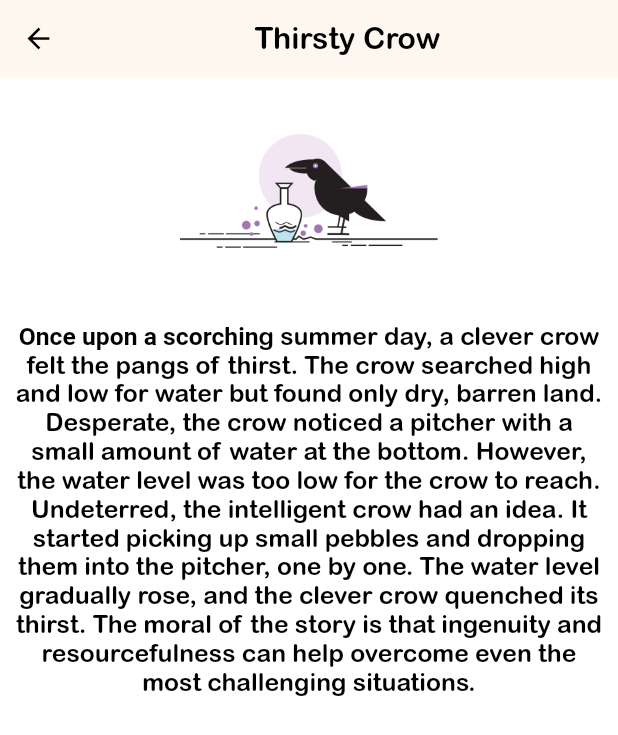
After one commit to IshaqFarid280/kids_codecanyon_project, a Flutter app: the MoralStories screen opened directly, after a tap on "Thirsty Crow", on a phone screen of 412 x 824 dp. The commit adds this screen. Shown: the top 735 px of the screen. Run offline on Flutter 3.47's test engine with Material 3 defaults, Android fonts, the phone set to English and light mode, and no system bars; our stand-ins replace flutter_tts, google_mobile_ads, motion_toast, responsive_framework, webview_flutter; missing offline and left inert: flutter_share; network calls fail.

Commit message:
new kids version 0.0002

```diff
--- /dev/null
+++ b/lib/MoralStories/greedyDog_story.dart
@@ -0,0 +1,32 @@
+import 'package:flutter/material.dart';
+
+class GreedyDo extends StatefulWidget {
+  @override
+  State<GreedyDo> createState() => _GreedyDoState();
+}
+
+class _GreedyDoState extends State<GreedyDo> {
+  @override
+  Widget build(BuildContext context) {
+    return Scaffold(
+      appBar: AppBar(
+        iconTheme: IconThemeData(
+          color: Colors.black,
+        ),
+        backgroundColor: Color(0xFFFEF7F0),
+        elevation: 0,
+        title: Center(
+          child: Text(
+            'Greedy Dog',
+            style: TextStyle(color: Colors.black, fontFamily: "arlrdbd"),
+          ),
+        ),
+      ),
+      body: Column(
+        children: [
+
+        ],
+      ),
+    );
+  }
+}
--- /dev/null
+++ b/lib/MoralStories/thirstycrow_story.dart
@@ -0,0 +1,96 @@
+import 'package:flutter/material.dart';
+import 'package:flutter_tts/flutter_tts.dart';
+import 'package:kids/utils/model.dart';
+
+class ThirstyCros extends StatefulWidget {
+  @override
+  State<ThirstyCros> createState() => _ThirstyCrosState();
+}
+
+class _ThirstyCrosState extends State<ThirstyCros> with TickerProviderStateMixin {
+  final FlutterTts flutterTts = FlutterTts();
+  MoralStory thirstyCrowStory = MoralStory('Once upon a scorching summer day, a clever crow felt the pangs of thirst. The crow searched high and low for water but found only dry, barren land. Desperate, the crow noticed a pitcher with a small amount of water at the bottom. However, the water level was too low for the crow to reach. Undeterred, the intelligent crow had an idea. It started picking up small pebbles and dropping them into the pitcher, one by one. The water level gradually rose, and the clever crow quenched its thirst. The moral of the story is that ingenuity and resourcefulness can help overcome even the most challenging situations.');
+
+  List<String> captions = [];
+  late AnimationController _animationController;
+  int currentCaptionIndex = 0;
+
+  @override
+  void initState() {
+    super.initState();
+    generateCaptions();
+    speakStory();
+
+    _animationController = AnimationController(
+      vsync: this,
+      duration: const Duration(milliseconds: 29500),
+    )..forward();
+  }
+
+  speakStory() async {
+    await flutterTts.speak(thirstyCrowStory.moralstory);
+    _animationController.forward(from: 0.0); // Reset animation when speaking is finished
+  }
+
+  generateCaptions() {
+    // Use the entire story as a single caption
+    captions = [thirstyCrowStory.moralstory];
+  }
+
+  @override
+  void dispose() {
+    flutterTts.stop(); // Stop TTS when the screen is disposed
+    _animationController.dispose();
+    super.dispose();
+  }
+
+  @override
+  Widget build(BuildContext context) {
+    return Scaffold(
+      appBar: AppBar(
+        iconTheme: IconThemeData(
+          color: Colors.black,
+        ),
+        backgroundColor: Color(0xFFFEF7F0),
+        elevation: 0,
+        title: Center(
+          child: Text(
+            'Thirsty Crow',
+            style: TextStyle(color: Colors.black, fontFamily: "arlrdbd"),
+          ),
+        ),
+      ),
+      body: Padding(
+        padding: const EdgeInsets.all(8.0),
+        child: Column(
+          crossAxisAlignment: CrossAxisAlignment.center,
+          children: [
+            Image.asset('assets/images/thirstyCrow.png', height: 150,),
+            SizedBox(height: 20),
+            AnimatedBuilder(
+              animation: _animationController,
+              builder: (context, child) {
+                final String currentCaption = currentCaptionIndex < captions.length ? captions[currentCaptionIndex] : '';
+                return RichText(
+                  textAlign: TextAlign.center,
+                  text: TextSpan(
+                    style: TextStyle(fontSize: 18, color: Colors.black, fontFamily: "arlrdbd"),
+                    children: <TextSpan>[
+                      TextSpan(
+                        text: currentCaption.substring(0, (_animationController.value * currentCaption.length).toInt()),
+                        style: TextStyle(fontWeight: FontWeight.bold),
+                      ),
+                      TextSpan(
+                        text: currentCaption.substring((_animationController.value * currentCaption.length).toInt()),
+                      ),
+                    ],
+                  ),
+                );
+              },
+            ),
+          ],
+        ),
+      ),
+    );
+  }
+}
--- a/lib/Pages/listen_and_guess.dart
+++ b/lib/Pages/listen_and_guess.dart
@@ -20,7 +20,7 @@ class ListenGuess extends StatefulWidget{
   State<ListenGuess> createState() => _ListenGuessState();
 }
 class _ListenGuessState extends State<ListenGuess> {
-  int?  index;
+
 
   @override
   Widget build(BuildContext context) {
--- /dev/null
+++ b/lib/Pages/moral_stories.dart
@@ -0,0 +1,267 @@
+import 'package:flutter/material.dart';
+import 'package:flutter_tts/flutter_tts.dart';
+import 'package:kids/MoralStories/greedyDog_story.dart';
+import 'package:kids/MoralStories/thirstycrow_story.dart';
+
+class MoralStories extends StatefulWidget {
+  @override
+  State<MoralStories> createState() => _MoralStoriesState();
+}
+
+class _MoralStoriesState extends State<MoralStories> {
+  @override
+  Widget build(BuildContext context) {
+    final FlutterTts flutterTts = FlutterTts();
+    Size size = MediaQuery.of(context).size;
+    return Scaffold(
+      appBar: AppBar(
+        iconTheme: IconThemeData(
+          color: Colors.black,
+        ),
+        backgroundColor: Color(0xFFFEF7F0),
+        elevation: 0,
+        title: Center(
+          child: Text(
+            'Moral Stories',
+            style: TextStyle(color: Colors.black, fontFamily: "arlrdbd"),
+          ),
+        ),
+      ),
+      body: Column(
+        children: [
+          Expanded(
+            child: GridView.count(
+              crossAxisCount: 2,
+              padding: EdgeInsets.all(35),
+              mainAxisSpacing: 15,
+              crossAxisSpacing: 20,
+              children: [
+
+                InkWell(
+                  splashColor: Colors.orange[100],
+                  onTap: (){
+                    flutterTts.speak('Thirsty Crow');
+                    Navigator.push(context, MaterialPageRoute(builder: (context)=> ThirstyCros()));
+                  },
+                  child: Container(
+                    decoration: BoxDecoration(
+                      borderRadius: BorderRadius.circular(10.0),
+                      color: Colors.orange[50],
+                    ),
+                    child: Column(
+                        mainAxisAlignment: MainAxisAlignment.center,
+                        crossAxisAlignment: CrossAxisAlignment.center,
+                        children: [
+                          Image.asset('assets/images/thirstyCrow.png',height: 90,),
+                          Container(
+                              height: 45,
+                              width: 200,
+                              decoration: BoxDecoration(
+                                  borderRadius: BorderRadius.circular(10),
+                                  color: Colors.orange[100]
+                              ),
+                              child: Center(child: Text('Thirsty Crow',style: TextStyle(color: Colors.black,fontFamily: "arlrdbd",fontSize: 18),))),                          ]
+                    ),
+                  ),
+                ),
+                InkWell(
+                  splashColor: Colors.orange[100],
+                  onTap: (){
+                    flutterTts.speak('Greedy Dog');
+                    Navigator.push(context, MaterialPageRoute(builder: (context)=>GreedyDo()));
+                  },
+                  child: Container(
+                    decoration: BoxDecoration(
+                      borderRadius: BorderRadius.circular(10.0),
+                      color: Colors.orange[50],
+                    ),
+                    child: Column(
+                        mainAxisAlignment: MainAxisAlignment.center,
+                        crossAxisAlignment: CrossAxisAlignment.center,
+                        children: [
+                          Image.asset('assets/images/greeedydog.jpeg',height: 90),
+                          Container(
+                              height: 45,
+                              width: 200,
+                              decoration: BoxDecoration(
+                                  borderRadius: BorderRadius.circular(10),
+                                  color: Colors.orange[100]
+                              ),
+                              child: Center(child: Text('GreedyDog',style: TextStyle(color: Colors.black,fontFamily: "arlrdbd",fontSize: 18),))),
+                        ]
+                    ),
+                  ),
+                ),
+                InkWell(
+                  splashColor: Colors.orange[100],
+                  onTap: (){
+                    flutterTts.speak('Thirsty Crow');
+                    Navigator.push(context, MaterialPageRoute(builder: (context)=> ThirstyCros()));
+                  },
+                  child: Container(
+                    decoration: BoxDecoration(
+                      borderRadius: BorderRadius.circular(10.0),
+                      color: Colors.orange[50],
+                    ),
+                    child: Column(
+                        mainAxisAlignment: MainAxisAlignment.center,
+                        crossAxisAlignment: CrossAxisAlignment.center,
+                        children: [
+                          Image.asset('assets/images/thirstyCrow.png',height: 90,),
+                          Container(
+                              height: 45,
+                              width: 200,
+                              decoration: BoxDecoration(
+                                  borderRadius: BorderRadius.circular(10),
+                                  color: Colors.orange[100]
+                              ),
+                              child: Center(child: Text('Thirsty Crow',style: TextStyle(color: Colors.black,fontFamily: "arlrdbd",fontSize: 18),))),                          ]
+                    ),
+                  ),
+                ),
+                InkWell(
+                  splashColor: Colors.orange[100],
+                  onTap: (){
+                    flutterTts.speak('Greedy Dog');
+                    Navigator.push(context, MaterialPageRoute(builder: (context)=>GreedyDo()));
+                  },
+                  child: Container(
+                    decoration: BoxDecoration(
+                      borderRadius: BorderRadius.circular(10.0),
+                      color: Colors.orange[50],
+                    ),
+                    child: Column(
+                        mainAxisAlignment: MainAxisAlignment.center,
+                        crossAxisAlignment: CrossAxisAlignment.center,
+                        children: [
+                          Image.asset('assets/images/greeedydog.jpeg',height: 90),
+                          Container(
+                              height: 45,
+                              width: 200,
+                              decoration: BoxDecoration(
+                                  borderRadius: BorderRadius.circular(10),
+                                  color: Colors.orange[100]
+                              ),
+                              child: Center(child: Text('GreedyDog',style: TextStyle(color: Colors.black,fontFamily: "arlrdbd",fontSize: 18),))),
+                        ]
+                    ),
+                  ),
+                ),
+                InkWell(
+                  splashColor: Colors.orange[100],
+                  onTap: (){
+                    flutterTts.speak('Thirsty Crow');
+                    Navigator.push(context, MaterialPageRoute(builder: (context)=> ThirstyCros()));
+                  },
+                  child: Container(
+                    decoration: BoxDecoration(
+                      borderRadius: BorderRadius.circular(10.0),
+                      color: Colors.orange[50],
+                    ),
+                    child: Column(
+                        mainAxisAlignment: MainAxisAlignment.center,
+                        crossAxisAlignment: CrossAxisAlignment.center,
+                        children: [
+                          Image.asset('assets/images/thirstyCrow.png',height: 90,),
+                          Container(
+                              height: 45,
+                              width: 200,
+                              decoration: BoxDecoration(
+                                  borderRadius: BorderRadius.circular(10),
+                                  color: Colors.orange[100]
+                              ),
+                              child: Center(child: Text('Thirsty Crow',style: TextStyle(color: Colors.black,fontFamily: "arlrdbd",fontSize: 18),))),                          ]
+                    ),
+                  ),
+                ),
+                InkWell(
+                  splashColor: Colors.orange[100],
+                  onTap: (){
+                    flutterTts.speak('Greedy Dog');
+                    Navigator.push(context, MaterialPageRoute(builder: (context)=>GreedyDo()));
+                  },
+                  child: Container(
+                    decoration: BoxDecoration(
+                      borderRadius: BorderRadius.circular(10.0),
+                      color: Colors.orange[50],
+                    ),
+                    child: Column(
+                        mainAxisAlignment: MainAxisAlignment.center,
+                        crossAxisAlignment: CrossAxisAlignment.center,
+                        children: [
+                          Image.asset('assets/images/greeedydog.jpeg',height: 90),
+                          Container(
+                              height: 45,
+                              width: 200,
+                              decoration: BoxDecoration(
+                                  borderRadius: BorderRadius.circular(10),
+                                  color: Colors.orange[100]
+                              ),
+                              child: Center(child: Text('GreedyDog',style: TextStyle(color: Colors.black,fontFamily: "arlrdbd",fontSize: 18),))),
+                        ]
+                    ),
+                  ),
+                ),
+                InkWell(
+                  splashColor: Colors.orange[100],
+                  onTap: (){
+                    flutterTts.speak('Thirsty Crow');
+                    Navigator.push(context, MaterialPageRoute(builder: (context)=> ThirstyCros()));
+                  },
+                  child: Container(
+                    decoration: BoxDecoration(
+                      borderRadius: BorderRadius.circular(10.0),
+                      color: Colors.orange[50],
+                    ),
+                    child: Column(
+                        mainAxisAlignment: MainAxisAlignment.center,
+                        crossAxisAlignment: CrossAxisAlignment.center,
+                        children: [
+                          Image.asset('assets/images/thirstyCrow.png',height: 90,),
+                          Container(
+                              height: 45,
+                              width: 200,
+                              decoration: BoxDecoration(
+                                  borderRadius: BorderRadius.circular(10),
+                                  color: Colors.orange[100]
+                              ),
+                              child: Center(child: Text('Thirsty Crow',style: TextStyle(color: Colors.black,fontFamily: "arlrdbd",fontSize: 18),))),                          ]
+                    ),
+                  ),
+                ),
+                InkWell(
+                  splashColor: Colors.orange[100],
+                  onTap: (){
+                    flutterTts.speak('Greedy Dog');
+                    Navigator.push(context, MaterialPageRoute(builder: (context)=>GreedyDo()));
+                  },
+                  child: Container(
+                    decoration: BoxDecoration(
+                      borderRadius: BorderRadius.circular(10.0),
+                      color: Colors.orange[50],
+                    ),
+                    child: Column(
+                        mainAxisAlignment: MainAxisAlignment.center,
+                        crossAxisAlignment: CrossAxisAlignment.center,
+                        children: [
+                          Image.asset('assets/images/greeedydog.jpeg',height: 90),
+                          Container(
+                              height: 45,
+                              width: 200,
+                              decoration: BoxDecoration(
+                                  borderRadius: BorderRadius.circular(10),
+                                  color: Colors.orange[100]
+                              ),
+                              child: Center(child: Text('GreedyDog',style: TextStyle(color: Colors.black,fontFamily: "arlrdbd",fontSize: 18),))),
+                        ]
+                    ),
+                  ),
+                ),
+              ],
+            ),
+          )
+        ],
+      ),
+    );
+  }
+}
--- a/lib/homeScreen.dart
+++ b/lib/homeScreen.dart
@@ -1,5 +1,6 @@
 import 'package:flutter/cupertino.dart';
 import 'package:flutter/material.dart';
+import 'package:kids/Pages/moral_stories.dart';
 import 'package:kids/Pages/LetsStartLearning.dart';
 import 'package:kids/utils/admob.dart';
 import 'Pages/LookAndChooes.dart';
@@ -111,7 +112,6 @@ class _HomeScreenState extends State<HomeScreen> {
                              child:Padding(
                                padding: const EdgeInsets.all(10.0),
                                child: GridView.count(
-                               physics: NeverScrollableScrollPhysics(),
                                  crossAxisCount: 2,
                                  mainAxisSpacing: 20,
                                  crossAxisSpacing: 15,
@@ -191,7 +191,29 @@ class _HomeScreenState extends State<HomeScreen> {
                                          crossAxisAlignment: CrossAxisAlignment.center,
                                          children: [
                                            Image.asset("assets/images/lione.png",height: 90,),
-                                           Text('Listen and Guess',style: TextStyle(fontFamily: "arlrdbd",color: Color(0xFF8770E4)),),
+                                           Text('Listen and Guess',style: TextStyle(fontFamily:
+                                           "arlrdbd",color: Color(0xFF8770E4)),),
+                                         ],
+                                       ),
+                                     ),
+                                   ),
+                                   InkWell(
+                                     onTap: (){
+                                       Navigator.push(context,MaterialPageRoute(builder: (context)=>MoralStories()));
+                                     },
+                                     child: Container(
+                                       decoration: BoxDecoration(
+                                         color: Color(0xfffdeef1),
+                                         borderRadius: BorderRadius.circular(10.0),
+                                       ),
+                                       child: Column(
+                                         mainAxisAlignment: MainAxisAlignment.center,
+                                         crossAxisAlignment: CrossAxisAlignment.center,
+                                         children: [
+                                           Image.asset("assets/images/kidsstories.jpeg",height: 70,),
+                                           Text('Moral Stories',style: TextStyle(fontFamily:
+                                           "arlrdbd",color: Color(
+                                               0xFF8770E4)),),
                                          ],
                                        ),
                                      ),
--- a/lib/utils/model.dart
+++ b/lib/utils/model.dart
@@ -919,3 +919,9 @@ List<QuestionModel> vegitablesongs2 = [
   QuestionModel({Vegitable9: false,Vegitable2:false,Vegitable11:true,Vegitable3:false}),
   QuestionModel({Vegitable12: true,Vegitable2:false,Vegitable11:true,Vegitable3:false}),
 ];
+
+class MoralStory {
+  String moralstory;
+
+  MoralStory(this.moralstory);
+}MoralStory greddyDogStory = MoralStory('In a quiet village, there lived a dog known for its insatiable greed. One day, while carrying a bone in its mouth, the dog crossed a bridge over a river. As the dog looked down into the water, it saw its reflection and mistook it for another dog with a bigger bone Driven by greed, the dog barked at its own reflection, hoping to scare away the other dog and claim the larger bone. In the process, the bone in the dog\'s mouth fell into the river, lost forever. The dog realized its mistake but it was too late. The moral of the story is that greed can lead to loss, and one should be content with what they have.');
```
Also changed, not shown: assets/images/greeedydog.jpeg (added), assets/images/kidsstories.jpeg (added), assets/images/thirstyCrow.png (added).
